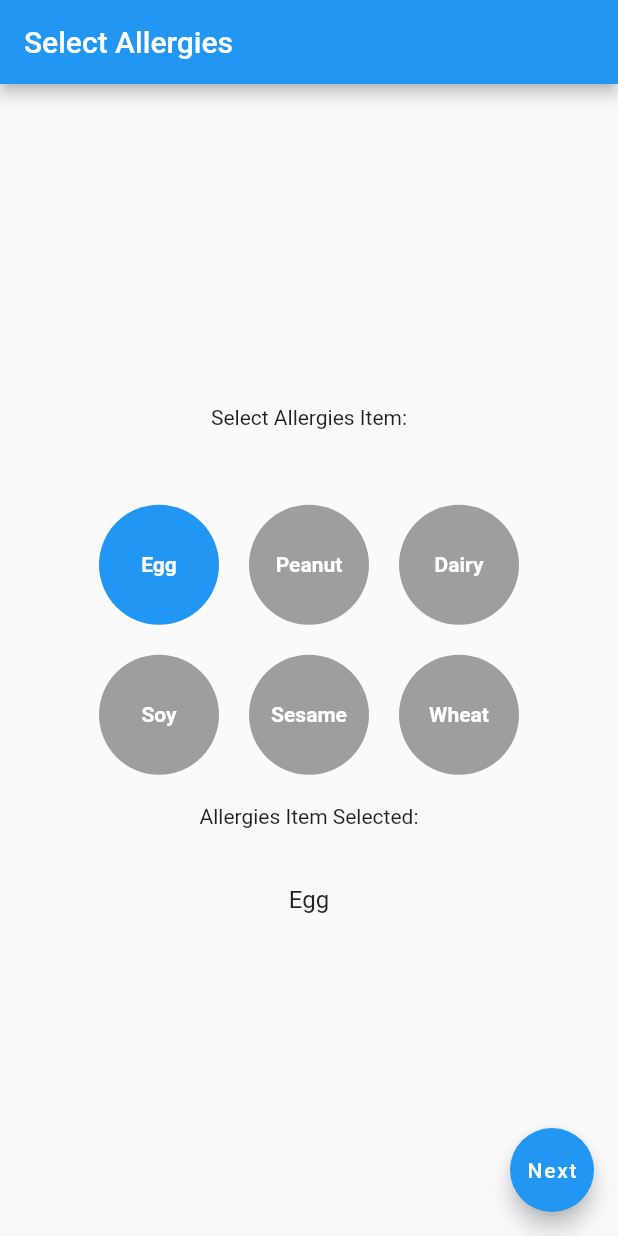
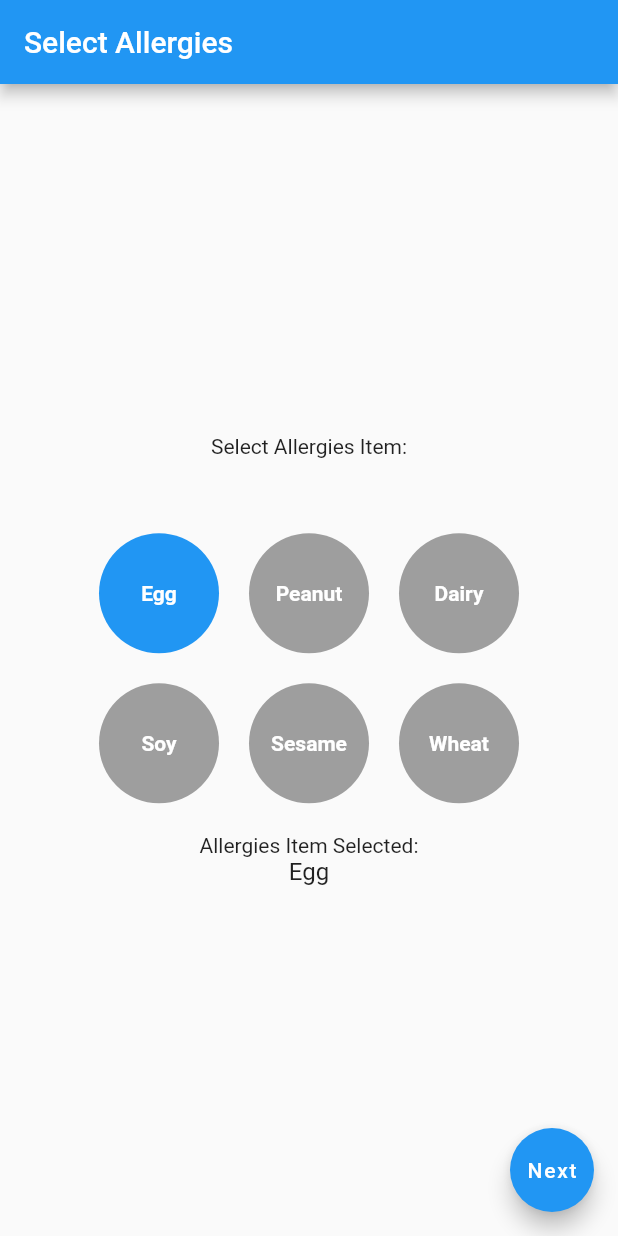
Before and after one commit to Kailun0727/6002CEM_Group12, a Flutter app: the screen it shows after launch, after a tap on "Egg", on a phone screen of 412 x 824 dp. Run offline on Flutter 3.47's test engine with Material 2 defaults, Android fonts, the phone set to English and light mode, and no system bars.

Commit message:
add command

```diff
--- a/lib/select_allergies_page.dart
+++ b/lib/select_allergies_page.dart
@@ -11,14 +11,14 @@ class SelectAllergiesPage extends StatefulWidget {
 }
 
 class _SelectAllergiesPageState extends State<SelectAllergiesPage> {
-  List<String> selectedAllergies = ["",""];
+  List<String> selectedAllergies = []; //store the selected allergies
 
-  void _allergiesSelection(String food) {
+  void _allergiesSelection(String food) { //selection function:handle selecting food and deselecting food
     setState(() {
-      if (selectedAllergies.contains(food)) {
-        selectedAllergies.remove(food);
+      if (selectedAllergies.contains(food)) { //if nothing
+        selectedAllergies.remove(food); //remove = nothing
       } else {
-        selectedAllergies.add(food);
+        selectedAllergies.add(food); //else add = store food inside
       }
     });
   }
@@ -38,10 +38,10 @@ class _SelectAllergiesPageState extends State<SelectAllergiesPage> {
             Row(
               mainAxisAlignment: MainAxisAlignment.center,
               children: [
-                FoodButton(
-                  food: 'Egg',
-                  isSelected: selectedAllergies.contains('Egg'),
-                  onTap: () => _allergiesSelection('Egg'),
+                FoodButton(                                       //when user click this button,gestureDetector will detect user click this button
+                  food: 'Egg',                                    //the value "egg"
+                  isSelected: selectedAllergies.contains('Egg'),  //check "'egg" ady inside the list? if yes inside the button color change to blue.
+                  onTap: () => _allergiesSelection('Egg'),        //triggered the button is tapped
                 ),
                 SizedBox(width: 20,),
                 FoodButton(
@@ -104,8 +104,8 @@ class _SelectAllergiesPageState extends State<SelectAllergiesPage> {
 }
 
 
-class FoodButton extends StatelessWidget { //food button
-  final String food;
+class FoodButton extends StatelessWidget {
+  final String food; //declare
   final bool isSelected;
   final VoidCallback onTap;
 
@@ -124,7 +124,7 @@ class FoodButton extends StatelessWidget { //food button
         height: 80,
         decoration: BoxDecoration(
           shape: BoxShape.circle,
-          color: isSelected ? Colors.blue : Colors.grey,
+          color: isSelected ? Colors.blue : Colors.grey, //is selected? true= blue,false= grey
         ),
         child: Center(
           child: Text(
--- a/lib/shopping_list.dart
+++ b/lib/shopping_list.dart
@@ -1,9 +1,9 @@
 import 'package:flutter/material.dart';
 
 class ShoppingList extends StatefulWidget {
+  const ShoppingList({required this.ingredientList});
+
   final List<String> ingredientList;
-
-  const ShoppingList({required this.ingredientList});
 
   @override
   _ShoppingListState createState() => _ShoppingListState();
```
